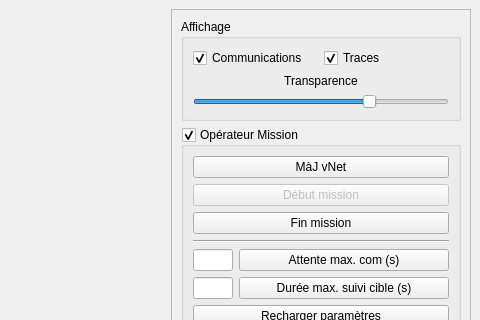
Old version of the form scripts/main_window.ui in the repository chgrand/ismac; both pictures show x 512 to 992 and y 0 to 320 of the 992 by 885 pixel window.
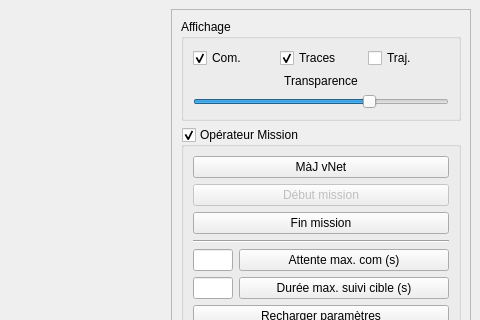
New version of the form. Custom widgets are drawn as their Qt base class.

Patch:
```diff
--- a/scripts/main_window.ui
+++ b/scripts/main_window.ui
@@ -66,7 +66,7 @@
                <bool>true</bool>
               </property>
               <property name="text">
-               <string>Communications</string>
+               <string>Com.</string>
               </property>
               <property name="checked">
                <bool>true</bool>
@@ -86,6 +86,13 @@
               </property>
              </widget>
             </item>
+            <item>
+             <widget class="QCheckBox" name="trajCheckBox">
+              <property name="text">
+               <string>Traj.</string>
+              </property>
+             </widget>
+            </item>
            </layout>
           </item>
           <item>
```
